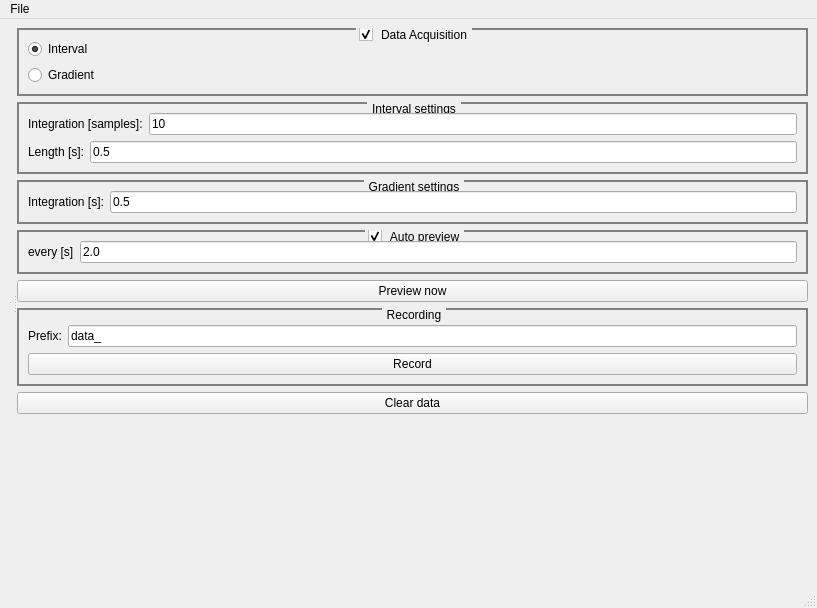
Above: mainwindow.ui from scummos/radio_logtool before the change. Below: the same form after it.
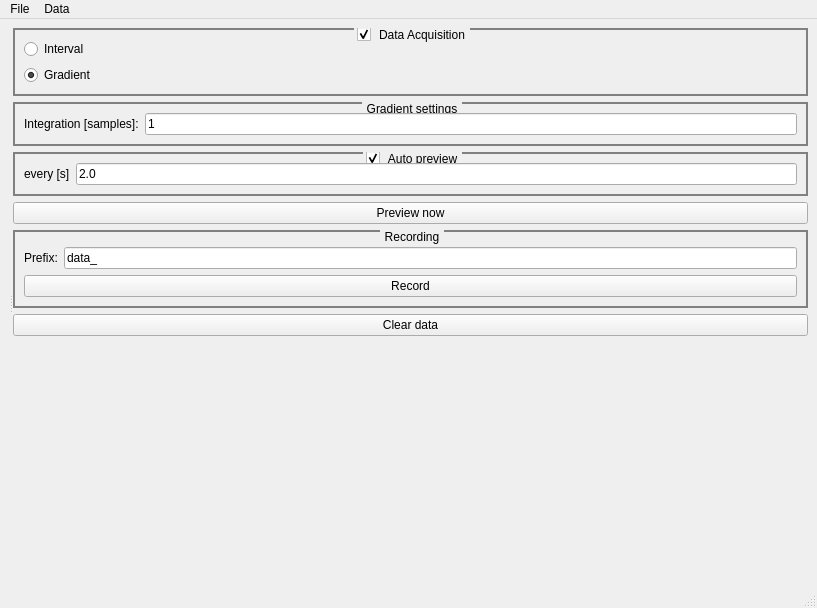
That is the form after the change. Custom widgets are drawn as their Qt base class.

Commit message: Fix the slow preview, and the crashes.

The edit to the form file:
```diff
--- a/mainwindow.ui
+++ b/mainwindow.ui
@@ -24,32 +24,6 @@
        <property name="orientation">
         <enum>Qt::Vertical</enum>
        </property>
-       <widget class="KPlotWidget" name="plot_current">
-        <property name="backgroundColor">
-         <color>
-          <red>45</red>
-          <green>45</green>
-          <blue>45</blue>
-         </color>
-        </property>
-        <property name="foregroundColor">
-         <color>
-          <red>199</red>
-          <green>199</green>
-          <blue>199</blue>
-         </color>
-        </property>
-        <property name="gridColor">
-         <color>
-          <red>121</red>
-          <green>121</green>
-          <blue>121</blue>
-         </color>
-        </property>
-        <property name="grid" stdset="0">
-         <bool>true</bool>
-        </property>
-       </widget>
        <widget class="KPlotWidget" name="plot_sum">
         <property name="backgroundColor">
          <color>
@@ -122,7 +96,7 @@
               <string>Interval</string>
              </property>
              <property name="checked">
-              <bool>true</bool>
+              <bool>false</bool>
              </property>
             </widget>
            </item>
@@ -134,6 +108,9 @@
              <property name="text">
               <string>Gradient</string>
              </property>
+             <property name="checked">
+              <bool>true</bool>
+             </property>
             </widget>
            </item>
           </layout>
@@ -142,63 +119,6 @@
           <zorder>mode_interval</zorder>
          </widget>
         </item>
-        <item>
-         <widget class="QGroupBox" name="intervalSettings_group">
-          <property name="styleSheet">
-           <string notr="true"> QGroupBox {
-     border: 2px solid gray;
-     margin-top: 1ex;
- }
-
- QGroupBox::title {
-     subcontrol-origin: margin;
-     subcontrol-position: top center;
-     padding: 0 3px;
- }</string>
-          </property>
-          <property name="title">
-           <string>Interval settings</string>
-          </property>
-          <layout class="QVBoxLayout" name="verticalLayout_5">
-           <item>
-            <layout class="QHBoxLayout" name="intervalSettings_integrateLayout">
-             <item>
-              <widget class="QLabel" name="_integration">
-               <property name="text">
-                <string>Integration [samples]:</string>
-               </property>
-              </widget>
-             </item>
-             <item>
-              <widget class="QLineEdit" name="intervalSettings_integrate">
-               <property name="text">
-                <string>10</string>
-               </property>
-              </widget>
-             </item>
-            </layout>
-           </item>
-           <item>
-            <layout class="QHBoxLayout" name="intervalSettings_lengthLayout">
-             <item>
-              <widget class="QLabel" name="_length">
-               <property name="text">
-                <string>Length [s]:</string>
-               </property>
-              </widget>
-             </item>
-             <item>
-              <widget class="QLineEdit" name="intervalSettings_length">
-               <property name="text">
-                <string>0.5</string>
-               </property>
-              </widget>
-             </item>
-            </layout>
-           </item>
-          </layout>
-         </widget>
-        </item>
         <item>
          <widget class="QGroupBox" name="gradientSettings_group">
           <property name="styleSheet">
@@ -222,14 +142,14 @@
              <item>
               <widget class="QLabel" name="_integration_g">
                <property name="text">
-                <string>Integration [s]:</string>
+                <string>Integration [samples]:</string>
                </property>
               </widget>
              </item>
              <item>
               <widget class="QLineEdit" name="gradientSettings_integrate">
                <property name="text">
-                <string>0.5</string>
+                <string>1</string>
                </property>
               </widget>
              </item>
@@ -371,7 +291,7 @@
      <x>0</x>
      <y>0</y>
      <width>817</width>
-     <height>26</height>
+     <height>22</height>
     </rect>
    </property>
    <widget class="QMenu" name="menuFile">
@@ -380,7 +300,14 @@
     </property>
     <addaction name="actionQuit"/>
    </widget>
+   <widget class="QMenu" name="menuData">
+    <property name="title">
+     <string>Data</string>
+    </property>
+    <addaction name="actionSave_displayed"/>
+   </widget>
    <addaction name="menuFile"/>
+   <addaction name="menuData"/>
   </widget>
   <widget class="QStatusBar" name="statusbar"/>
   <action name="actionQuit">
```
Left out of the diff: 31 changed lines with no effect on the pictures. The commit also changes 1 other file.
